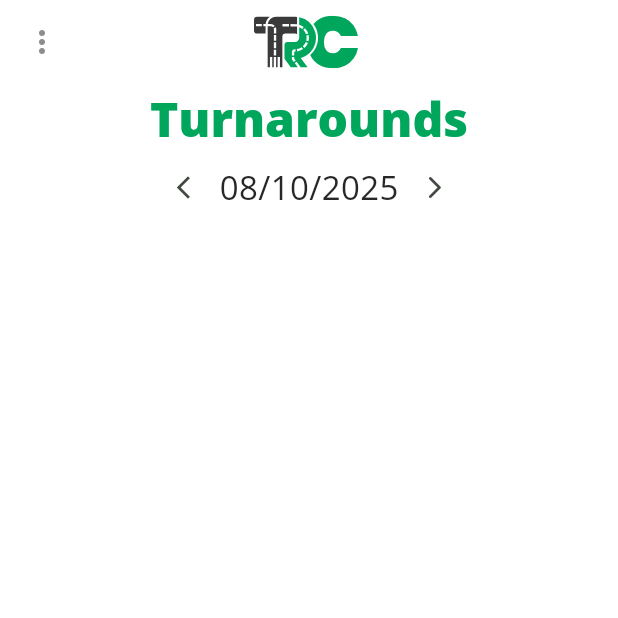
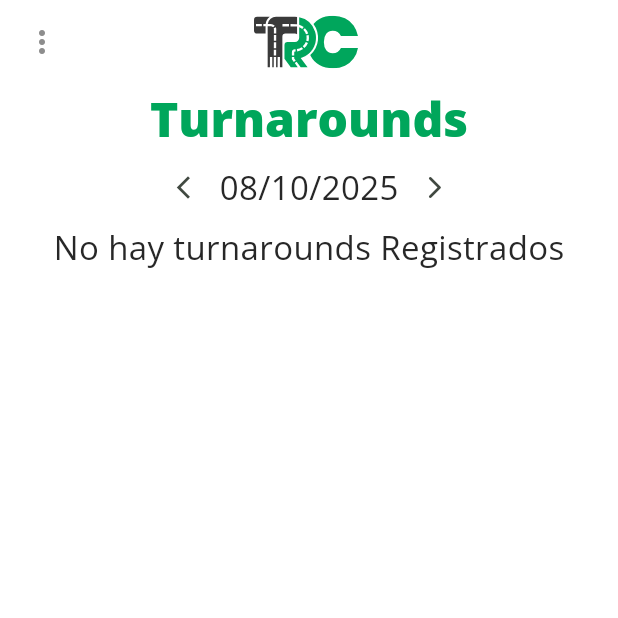
Before and after one commit to RicardoBastardoSiaca/sconter_mobile, a Flutter app: the TurnaroundMainScreen screen opened by its route, in the side drawer, after a tap on "Turnarounds", on a phone screen of 412 x 824 dp, the top half of it. Run offline on Flutter 3.47's test engine with Material 3 defaults, Android fonts, the phone set to English and light mode, and no system bars; our stand-ins replace cached_network_image, carousel_slider, connectivity_plus, dio, flutter_dotenv, flutter_expandable_fab and 12 more; missing offline and left inert: encrypt; accounts and stored records are empty; network calls fail; project files that could hold a hidden picture were left out.

Commit message:
handle refresh inidcator to get turnarounds on scroll down

```diff
--- a/lib/features/turnarounds/presentation/screens/turnaround_main_screen.dart
+++ b/lib/features/turnarounds/presentation/screens/turnaround_main_screen.dart
@@ -136,6 +136,16 @@ class _TuraroundMainViewState extends ConsumerState {
   final ConnectivityService _connectivityService = ConnectivityService();
   bool _isConnected = true;
 
+   Future<void> _handleRefresh() async {
+    // Get Turnarounds
+    await ref.read(turnaroundProvider.notifier).getTurnarounds();
+    // Simulate a network call or data fetching delay
+    // await Future.delayed(const Duration(seconds: 2));
+    // setState(() {
+    //   _items.add('New Item ${DateTime.now().second}'); // Add a new item for demonstration
+    // });
+  }
+
   @override
   void initState() {
     super.initState();
@@ -174,10 +184,13 @@ class _TuraroundMainViewState extends ConsumerState {
         //     fit: BoxFit.contain,
         //   ),
         // ),
-        child: ListView(
+        child: RefreshIndicator(
+          onRefresh: _handleRefresh,
+          child:
+          ListView(
                 controller: _scrollController,
+                physics: const AlwaysScrollableScrollPhysics(), // Key change here
                 children: [
-
                   if (!_isConnected) NoInternetBanner(),
                   const SizedBox(height: 3),
                   Center(
@@ -194,12 +207,19 @@ class _TuraroundMainViewState extends ConsumerState {
                   ),
                   const SizedBox(height: 2),
                   _DateFilter(),
+                  turnaroundsState.turnarounds.isEmpty
+            ? Center(
+                child: Text(
+                  'No hay turnarounds Registrados',
+                  overflow: TextOverflow.ellipsis,
+                  style: Theme.of(context).textTheme.bodyMedium
+                ),
+              )
+            : SizedBox(),
                   ...turnaroundsState.turnarounds.map((turnaround) => _ListTileCardContainer(turnaround: turnaround)),
                   const SizedBox(height: 30),
-        // _ListTileCardContainer
-            // _TurnaroundsListView(turnarounds: turnaroundsState.turnarounds),
-            // ...turnarounds.map((turnaround) => _ListTileCardContainer(turnaround: turnaround)).toList(),
                 ],
+              ),
         ),
       ),
     );
```
Lines whose indentation alone changed are shown as unchanged.
